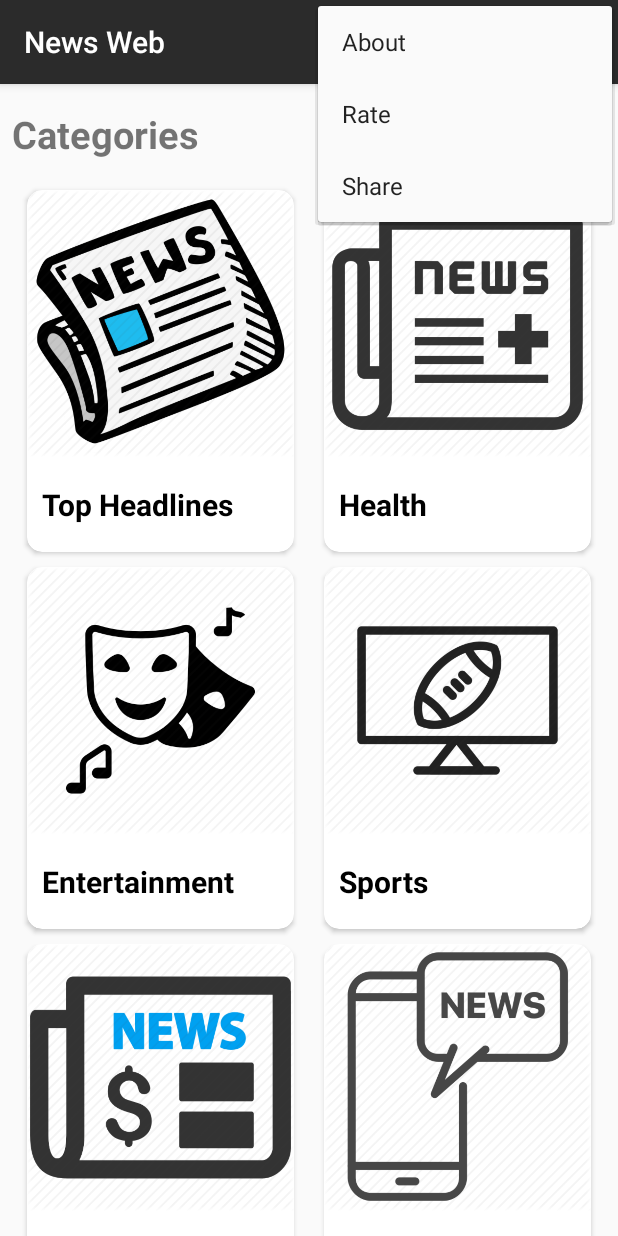
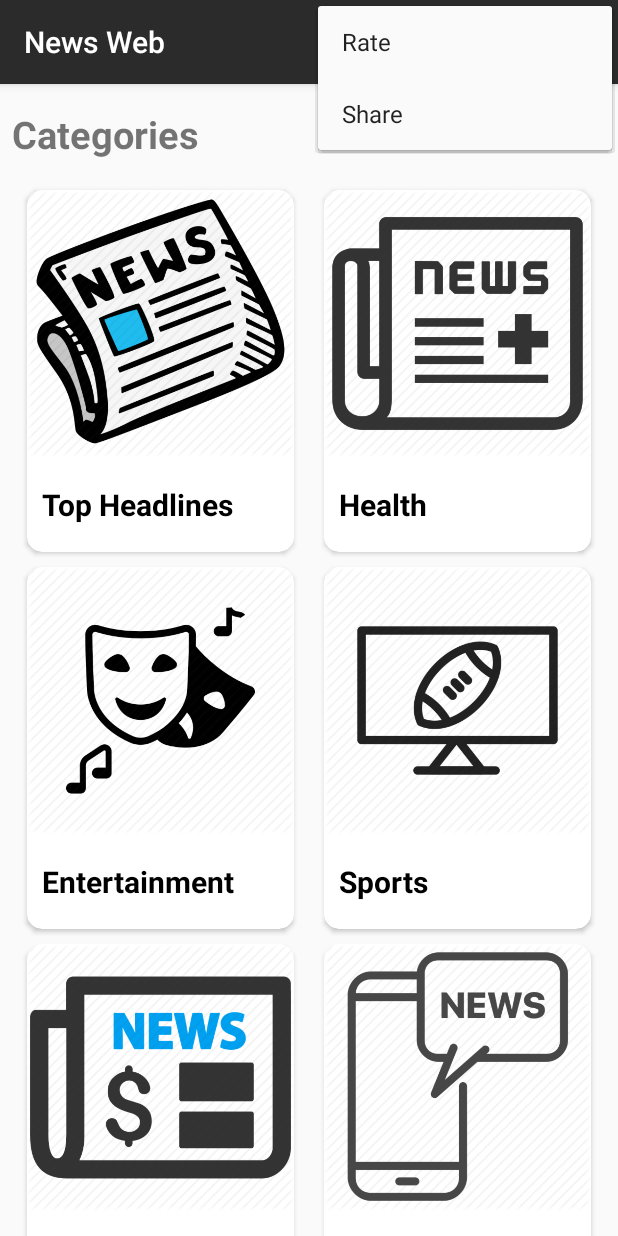
Before and after one commit to ashishrawat2911/Android-NewsWeb, an Android app: the screen it shows after launch (CategoriesActivity), with the options menu open, on a phone screen of 412 x 824 dp. Run offline under Robolectric (Android 15) with nearby library versions, the phone set to English and light mode, and no system bars.

Commit message:
removed about option

```diff
--- a/app/src/main/java/com/rawat/ashish/newsweb/activities/CategoriesActivity.java
+++ b/app/src/main/java/com/rawat/ashish/newsweb/activities/CategoriesActivity.java
@@ -77,9 +77,7 @@ public class CategoriesActivity extends AppCompatActivity {
                 appShareIntent.putExtra(Intent.EXTRA_TEXT, extraText);
                 startActivity(appShareIntent);
                 return true;
-            case R.id.menuAbout:
 
-                return true;
             default:
                 return super.onOptionsItemSelected(item);
         }
--- a/app/src/main/res/menu/main_menu.xml
+++ b/app/src/main/res/menu/main_menu.xml
@@ -2,17 +2,14 @@
 <menu xmlns:android="http://schemas.android.com/apk/res/android"
     xmlns:app="http://schemas.android.com/apk/res-auto">
 
-    <item
-        android:id="@+id/menuAbout"
-        android:title="About"
-        app:showAsAction="never" />
+
     <item
         android:id="@+id/menuRate"
-        android:title="Rate"
+        android:title="@string/rate"
         app:showAsAction="never" />
     <item
         android:id="@+id/menuShare"
-        android:title="Share"
+        android:title="@string/share"
         app:showAsAction="never" />
 
 </menu>
--- a/app/src/main/res/values/strings.xml
+++ b/app/src/main/res/values/strings.xml
@@ -5,5 +5,7 @@
     <string name="categories">Categories</string>
     <string name="for_more_news">For More news</string>
     <string name="news_image">newsImage</string>
+    <string name="rate">Rate</string>
+    <string name="share">Share</string>
 
 </resources>
```
